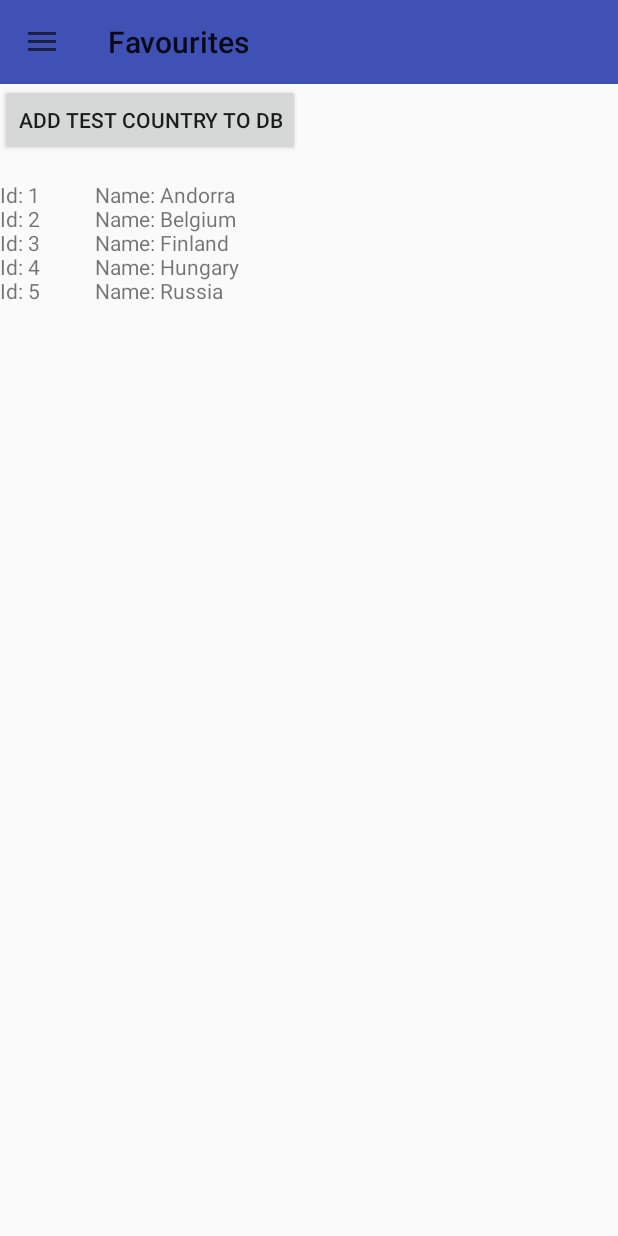
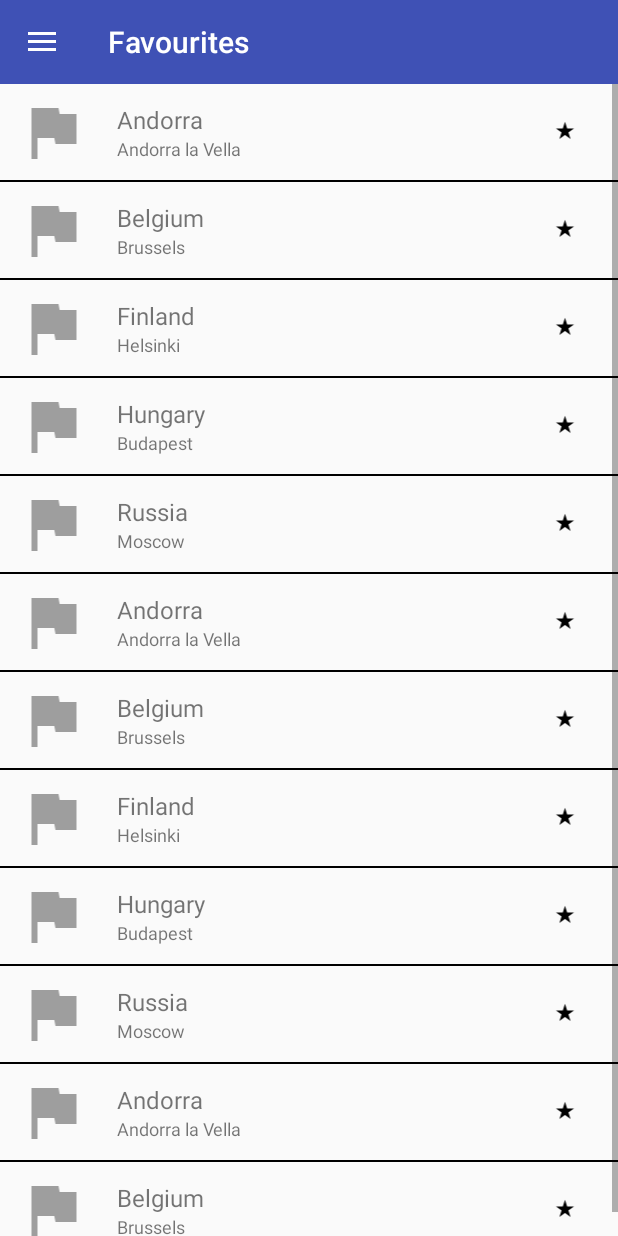
Before and after one commit to szokolszabolcs/country-info, an Android app: the screen it shows after launch (MainActivity), in the side drawer, after a tap on "Favourites", on a phone screen of 412 x 824 dp. Run offline under Robolectric (Android 15) with nearby library versions, the phone set to English and light mode, and no system bars; our stand-ins replace ButterKnife, Dagger/Hilt's generated code; libraries missing offline, so code that uses them is left out: com.orm, com.orm.dsl.

Commit message:
Added favourites contnent

```diff
--- a/app/src/main/java/hu/bme/aut/szabolcs/szokol/countryinfo/repository/mock/MockRepository.java
+++ b/app/src/main/java/hu/bme/aut/szabolcs/szokol/countryinfo/repository/mock/MockRepository.java
@@ -21,6 +21,21 @@ public class MockRepository implements Repository {
         favourites.add(new Country(3L, "Finland", "Helsinki", "Europe", 5485215L, 338424, getList("EUR"), getList("358"), getList(".fi"), "http://flagpedia.net/data/flags/mini/fi.png", "http://flagpedia.net/data/flags/normal/fi.png"));
         favourites.add(new Country(4L, "Hungary", "Budapest", "Europe", 9849000L, 93028, getList("HUF"), getList("36"), getList(".hu"), "http://flagpedia.net/data/flags/mini/hu.png", "http://flagpedia.net/data/flags/normal/hu.png"));
         favourites.add(new Country(5L, "Russia", "Moscow", "Europe", 146556330L, 17124442, getList("RUB"), getList("7"), getList(".ru"), "http://flagpedia.net/data/flags/mini/ru.png", "http://flagpedia.net/data/flags/normal/ru.png"));
+        favourites.add(new Country(6L, "Andorra", "Andorra la Vella", "Europe", 76949L, 468, getList("EUR"), getList("376"), getList(".ad"), "http://flagpedia.net/data/flags/mini/ad.png", "http://flags.fmcdn.net/data/flags/normal/ad.png"));
+        favourites.add(new Country(7L, "Belgium", "Brussels", "Europe", 11248330L, 30528, getList("EUR"), getList("32"), getList(".be"), "http://flagpedia.net/data/flags/mini/be.png", "http://flags.fmcdn.net/data/flags/normal/be.png"));
+        favourites.add(new Country(8L, "Finland", "Helsinki", "Europe", 5485215L, 338424, getList("EUR"), getList("358"), getList(".fi"), "http://flagpedia.net/data/flags/mini/fi.png", "http://flagpedia.net/data/flags/normal/fi.png"));
+        favourites.add(new Country(9L, "Hungary", "Budapest", "Europe", 9849000L, 93028, getList("HUF"), getList("36"), getList(".hu"), "http://flagpedia.net/data/flags/mini/hu.png", "http://flagpedia.net/data/flags/normal/hu.png"));
+        favourites.add(new Country(10L, "Russia", "Moscow", "Europe", 146556330L, 17124442, getList("RUB"), getList("7"), getList(".ru"), "http://flagpedia.net/data/flags/mini/ru.png", "http://flagpedia.net/data/flags/normal/ru.png"));
+        favourites.add(new Country(11L, "Andorra", "Andorra la Vella", "Europe", 76949L, 468, getList("EUR"), getList("376"), getList(".ad"), "http://flagpedia.net/data/flags/mini/ad.png", "http://flags.fmcdn.net/data/flags/normal/ad.png"));
+        favourites.add(new Country(12L, "Belgium", "Brussels", "Europe", 11248330L, 30528, getList("EUR"), getList("32"), getList(".be"), "http://flagpedia.net/data/flags/mini/be.png", "http://flags.fmcdn.net/data/flags/normal/be.png"));
+        favourites.add(new Country(13L, "Finland", "Helsinki", "Europe", 5485215L, 338424, getList("EUR"), getList("358"), getList(".fi"), "http://flagpedia.net/data/flags/mini/fi.png", "http://flagpedia.net/data/flags/normal/fi.png"));
+        favourites.add(new Country(14L, "Hungary", "Budapest", "Europe", 9849000L, 93028, getList("HUF"), getList("36"), getList(".hu"), "http://flagpedia.net/data/flags/mini/hu.png", "http://flagpedia.net/data/flags/normal/hu.png"));
+        favourites.add(new Country(15L, "Russia", "Moscow", "Europe", 146556330L, 17124442, getList("RUB"), getList("7"), getList(".ru"), "http://flagpedia.net/data/flags/mini/ru.png", "http://flagpedia.net/data/flags/normal/ru.png"));
+        favourites.add(new Country(16L, "Andorra", "Andorra la Vella", "Europe", 76949L, 468, getList("EUR"), getList("376"), getList(".ad"), "http://flagpedia.net/data/flags/mini/ad.png", "http://flags.fmcdn.net/data/flags/normal/ad.png"));
+        favourites.add(new Country(17L, "Belgium", "Brussels", "Europe", 11248330L, 30528, getList("EUR"), getList("32"), getList(".be"), "http://flagpedia.net/data/flags/mini/be.png", "http://flags.fmcdn.net/data/flags/normal/be.png"));
+        favourites.add(new Country(18L, "Finland", "Helsinki", "Europe", 5485215L, 338424, getList("EUR"), getList("358"), getList(".fi"), "http://flagpedia.net/data/flags/mini/fi.png", "http://flagpedia.net/data/flags/normal/fi.png"));
+        favourites.add(new Country(19L, "Hungary", "Budapest", "Europe", 9849000L, 93028, getList("HUF"), getList("36"), getList(".hu"), "http://flagpedia.net/data/flags/mini/hu.png", "http://flagpedia.net/data/flags/normal/hu.png"));
+        favourites.add(new Country(20L, "Russia", "Moscow", "Europe", 146556330L, 17124442, getList("RUB"), getList("7"), getList(".ru"), "http://flagpedia.net/data/flags/mini/ru.png", "http://flagpedia.net/data/flags/normal/ru.png"));
     }
 
     @Override
--- /dev/null
+++ b/app/src/main/java/hu/bme/aut/szabolcs/szokol/countryinfo/ui/favourites/FavouritesAdapter.java
@@ -0,0 +1,59 @@
+package hu.bme.aut.szabolcs.szokol.countryinfo.ui.favourites;
+
+import android.content.Context;
+import android.support.v7.widget.RecyclerView;
+import android.view.LayoutInflater;
+import android.view.View;
+import android.view.ViewGroup;
+import android.widget.TextView;
+
+import java.util.List;
+
+import butterknife.Bind;
+import butterknife.ButterKnife;
+import hu.bme.aut.szabolcs.szokol.countryinfo.R;
+import hu.bme.aut.szabolcs.szokol.countryinfo.model.Country;
+
+public class FavouritesAdapter extends RecyclerView.Adapter<FavouritesAdapter.ViewHolder> {
+
+    List<Country> favourites;
+    Context context;
+    LayoutInflater inflater;
+
+    public FavouritesAdapter(List<Country> favourites, Context context) {
+        this.favourites = favourites;
+        this.context = context;
+        inflater = LayoutInflater.from(context);
+    }
+
+    @Override
+    public FavouritesAdapter.ViewHolder onCreateViewHolder(ViewGroup parent, int viewType) {
+        View itemView = inflater.inflate(R.layout.li_country, parent, false);
+
+        return new ViewHolder(itemView);
+    }
+
+    @Override
+    public void onBindViewHolder(ViewHolder holder, int position) {
+        holder.name.setText(favourites.get(position).getName());
+        holder.capital.setText(favourites.get(position).getCapital());
+    }
+
+    @Override
+    public int getItemCount() {
+        return favourites.size();
+    }
+
+
+    public static class ViewHolder extends RecyclerView.ViewHolder {
+        @Bind(R.id.name)
+        TextView name;
+        @Bind(R.id.capital)
+        TextView capital;
+
+        public ViewHolder(View itemView) {
+            super(itemView);
+            ButterKnife.bind(this, itemView);
+        }
+    }
+}
--- a/app/src/main/java/hu/bme/aut/szabolcs/szokol/countryinfo/ui/favourites/FavouritesFragment.java
+++ b/app/src/main/java/hu/bme/aut/szabolcs/szokol/countryinfo/ui/favourites/FavouritesFragment.java
@@ -5,12 +5,13 @@ import android.os.Bundle;
 import android.support.annotation.Nullable;
 import android.support.v4.app.Fragment;
 import android.support.v7.app.AppCompatActivity;
+import android.support.v7.widget.LinearLayoutManager;
+import android.support.v7.widget.RecyclerView;
 import android.view.LayoutInflater;
 import android.view.View;
 import android.view.ViewGroup;
-import android.widget.Button;
-import android.widget.TextView;
 
+import java.util.ArrayList;
 import java.util.List;
 import java.util.Random;
 
@@ -18,11 +19,9 @@ import javax.inject.Inject;
 
 import butterknife.Bind;
 import butterknife.ButterKnife;
-import butterknife.OnClick;
 import hu.bme.aut.szabolcs.szokol.countryinfo.CountyInfoApplication;
 import hu.bme.aut.szabolcs.szokol.countryinfo.R;
 import hu.bme.aut.szabolcs.szokol.countryinfo.model.Country;
-import hu.bme.aut.szabolcs.szokol.countryinfo.repository.mock.MockRepository;
 
 public class FavouritesFragment extends Fragment implements FavouritesScreen {
 
@@ -30,12 +29,14 @@ public class FavouritesFragment extends Fragment implements FavouritesScreen {
 
     Random random = new Random(); //TODO remove
 
+    @Bind(R.id.favourites_rv)
+    RecyclerView favouritesRv;
+
+    private List<Country> favourites;
+    private FavouritesAdapter adapter;
+
     @Inject
     FavouritesPresenter presenter;
-    @Bind(R.id.button)
-    Button button;
-    @Bind(R.id.elementsView)
-    TextView elementsView;
 
     public FavouritesFragment() {
         CountyInfoApplication.injector.inject(this);
@@ -53,6 +54,16 @@ public class FavouritesFragment extends Fragment implements FavouritesScreen {
     public View onCreateView(LayoutInflater inflater, ViewGroup container, Bundle savedInstanceState) {
         View view = inflater.inflate(R.layout.fragment_favourites, container, false);
         ButterKnife.bind(this, view);
+
+        favouritesRv.setHasFixedSize(true);
+
+        LinearLayoutManager linearLayoutManager = new LinearLayoutManager(getContext());
+        linearLayoutManager.setOrientation(LinearLayoutManager.VERTICAL);
+        favouritesRv.setLayoutManager(linearLayoutManager);
+
+        favourites = new ArrayList<>();
+        adapter = new FavouritesAdapter(favourites, getContext());
+        favouritesRv.setAdapter(adapter);
 
         return view;
     }
@@ -84,16 +95,6 @@ public class FavouritesFragment extends Fragment implements FavouritesScreen {
         super.onDetach();
     }
 
-    @OnClick({R.id.button})
-    public void onClick(View view) {
-        switch (view.getId()) {
-            case R.id.button:
-                Country country = new Country(random.nextLong(), "Test Country", "Test Capital", "Test region", 546464L, 8464, MockRepository.getList("RAND"), MockRepository.getList("100"), MockRepository.getList(".rand"), "http://small.hu", "http://normal.hu");
-                presenter.addToDB(country);
-                break;
-        }
-    }
-
     @Override
     public void refresh() {
         presenter.getFavourites();
@@ -101,12 +102,8 @@ public class FavouritesFragment extends Fragment implements FavouritesScreen {
 
     @Override
     public void showFavourites(List<Country> favourites) {
-        StringBuffer stringBuffer = new StringBuffer();
-
-        for (Country country : favourites) {
-            stringBuffer.append("Id: " + country.getId() + "           Name: " + country.getName() + "\n");
-        }
-
-        elementsView.setText(stringBuffer.toString());
+        this.favourites.clear();
+        this.favourites.addAll(favourites);
+        adapter.notifyDataSetChanged();
     }
 }
--- a/app/src/main/java/hu/bme/aut/szabolcs/szokol/countryinfo/ui/main/MainActivity.java
+++ b/app/src/main/java/hu/bme/aut/szabolcs/szokol/countryinfo/ui/main/MainActivity.java
@@ -54,6 +54,15 @@ public class MainActivity extends AppCompatActivity
             drawerLayout.setDrawerListener(toggle);
         }
         toggle.syncState();
+
+        FragmentManager fm = getSupportFragmentManager();
+        Fragment fragment = null;
+        fragment = fm.findFragmentByTag(SearchFragment.FRAGMENT_SEARCH);
+        if (fragment == null) {
+            fragment = SearchFragment.newInstance();
+        }
+        fm.beginTransaction().replace(R.id.container, fragment)
+                .addToBackStack(SearchFragment.FRAGMENT_SEARCH).commit();
 
         if (navView != null) {
             navView.setNavigationItemSelectedListener(this);
--- a/app/src/main/res/layout/activity_main.xml
+++ b/app/src/main/res/layout/activity_main.xml
@@ -19,6 +19,7 @@
             android:layout_width="match_parent"
             android:layout_height="?attr/actionBarSize"
             android:background="?attr/colorPrimary"
+            app:titleTextColor="@color/white"
             app:popupTheme="@style/AppTheme.PopupOverlay" />
 
         <FrameLayout
--- a/app/src/main/res/layout/fragment_all_countries.xml
+++ b/app/src/main/res/layout/fragment_all_countries.xml
@@ -4,4 +4,8 @@
     android:layout_width="match_parent"
     android:layout_height="match_parent">
 
+    <android.support.v7.widget.RecyclerView
+        android:layout_width="match_parent"
+        android:layout_height="match_parent" />
+
 </LinearLayout>
--- a/app/src/main/res/layout/fragment_favourites.xml
+++ b/app/src/main/res/layout/fragment_favourites.xml
@@ -4,22 +4,14 @@
     android:layout_height="match_parent"
     android:orientation="vertical">
 
-    <Button
-        android:id="@+id/button"
-        android:layout_width="wrap_content"
-        android:layout_height="wrap_content"
-        android:text="Add test country to DB" />
-
     <ScrollView
         android:layout_width="match_parent"
         android:layout_height="match_parent">
 
-        <TextView
-            android:id="@+id/elementsView"
+        <android.support.v7.widget.RecyclerView
+            android:id="@+id/favourites_rv"
             android:layout_width="match_parent"
-            android:layout_height="wrap_content"
-            android:paddingTop="16dp"
-            android:text="No data yet" />
+            android:layout_height="match_parent" />
     </ScrollView>
 
 </LinearLayout>
--- a/app/src/main/res/layout/fragment_search.xml
+++ b/app/src/main/res/layout/fragment_search.xml
@@ -4,4 +4,24 @@
     android:layout_height="match_parent"
     android:orientation="vertical">
 
+    <LinearLayout
+        android:layout_width="match_parent"
+        android:layout_height="40dp"
+        android:background="@color/colorPrimary"
+        android:gravity="center_vertical"
+        android:orientation="vertical">
+
+        <EditText
+            android:layout_width="match_parent"
+            android:layout_height="wrap_content"
+            android:textColorHint="@color/white"
+            android:textColor="@color/white"
+            android:hint="Search text" />
+
+    </LinearLayout>
+
+    <android.support.v7.widget.RecyclerView
+        android:layout_width="match_parent"
+        android:layout_height="match_parent" />
+
 </LinearLayout>
--- /dev/null
+++ b/app/src/main/res/layout/li_country.xml
@@ -0,0 +1,56 @@
+<?xml version="1.0" encoding="utf-8"?>
+<LinearLayout xmlns:android="http://schemas.android.com/apk/res/android"
+    android:layout_width="match_parent"
+    android:layout_height="wrap_content"
+    android:orientation="vertical">
+
+    <LinearLayout
+        android:layout_width="match_parent"
+        android:layout_height="wrap_content"
+        android:padding="@dimen/padding_normal"
+        android:gravity="center_vertical"
+        android:orientation="horizontal">
+
+        <ImageView
+            android:layout_width="0dp"
+            android:layout_height="wrap_content"
+            android:layout_weight="1"
+            android:src="@drawable/ic_flag_black_48dp"
+            android:tint="#9E9E9E" />
+
+        <LinearLayout
+            android:layout_width="0dp"
+            android:layout_height="wrap_content"
+            android:layout_marginLeft="@dimen/margin_large"
+            android:layout_weight="5"
+            android:orientation="vertical">
+
+            <TextView
+                android:id="@+id/name"
+                android:layout_width="wrap_content"
+                android:layout_height="wrap_content"
+                android:text="Name"
+                android:textSize="16sp" />
+
+            <TextView
+                android:id="@+id/capital"
+                android:layout_width="wrap_content"
+                android:layout_height="wrap_content"
+                android:text="Capital"
+                android:textSize="12sp" />
+
+        </LinearLayout>
+
+        <ImageView
+            android:layout_width="0dp"
+            android:layout_height="wrap_content"
+            android:layout_weight="1"
+            android:src="@drawable/ic_star_rate_black_18dp" />
+    </LinearLayout>
+
+    <View
+        android:layout_width="match_parent"
+        android:layout_height="1dp"
+        android:background="@color/black" />
+
+</LinearLayout>
--- a/app/src/main/res/values/styles.xml
+++ b/app/src/main/res/values/styles.xml
@@ -6,6 +6,7 @@
         <item name="colorPrimary">@color/colorPrimary</item>
         <item name="colorPrimaryDark">@color/colorPrimaryDark</item>
         <item name="colorAccent">@color/colorAccent</item>
+        <item name="drawerArrowStyle">@style/DrawerArrowStyle</item>
     </style>
 
     <style name="AppTheme.NoActionBar">
@@ -15,6 +16,10 @@
         <item name="colorAccent">@color/colorAccent</item>
     </style>
 
+    <style name="DrawerArrowStyle" parent="Widget.AppCompat.DrawerArrowToggle">
+        <item name="color">@color/white</item>
+    </style>
+
     <style name="AppTheme.AppBarOverlay" parent="ThemeOverlay.AppCompat.Dark.ActionBar" />
 
     <style name="AppTheme.PopupOverlay" parent="ThemeOverlay.AppCompat.Light" />
```
Also changed, not shown: app/src/main/res/drawable-hdpi/ic_flag_black_48dp.png (added), app/src/main/res/drawable-hdpi/ic_star_rate_black_18dp.png (added), app/src/main/res/drawable-mdpi/ic_flag_black_48dp.png (added), app/src/main/res/drawable-mdpi/ic_star_rate_black_18dp.png (added), app/src/main/res/drawable-xhdpi/ic_flag_black_48dp.png (added), app/src/main/res/drawable-xhdpi/ic_star_rate_black_18dp.png (added), app/src/main/res/drawable-xxhdpi/ic_flag_black_48dp.png (added), app/src/main/res/drawable-xxhdpi/ic_star_rate_black_18dp.png (added), app/src/main/res/drawable-xxxhdpi/ic_flag_black_48dp.png (added), app/src/main/res/drawable-xxxhdpi/ic_star_rate_black_18dp.png (added).
